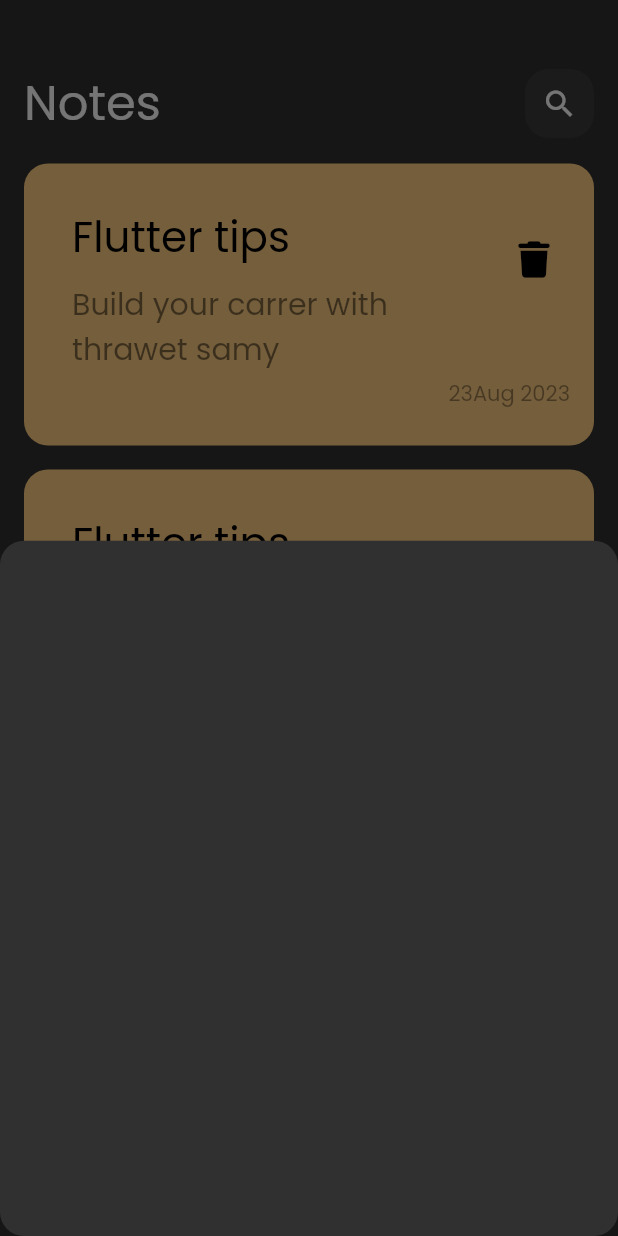
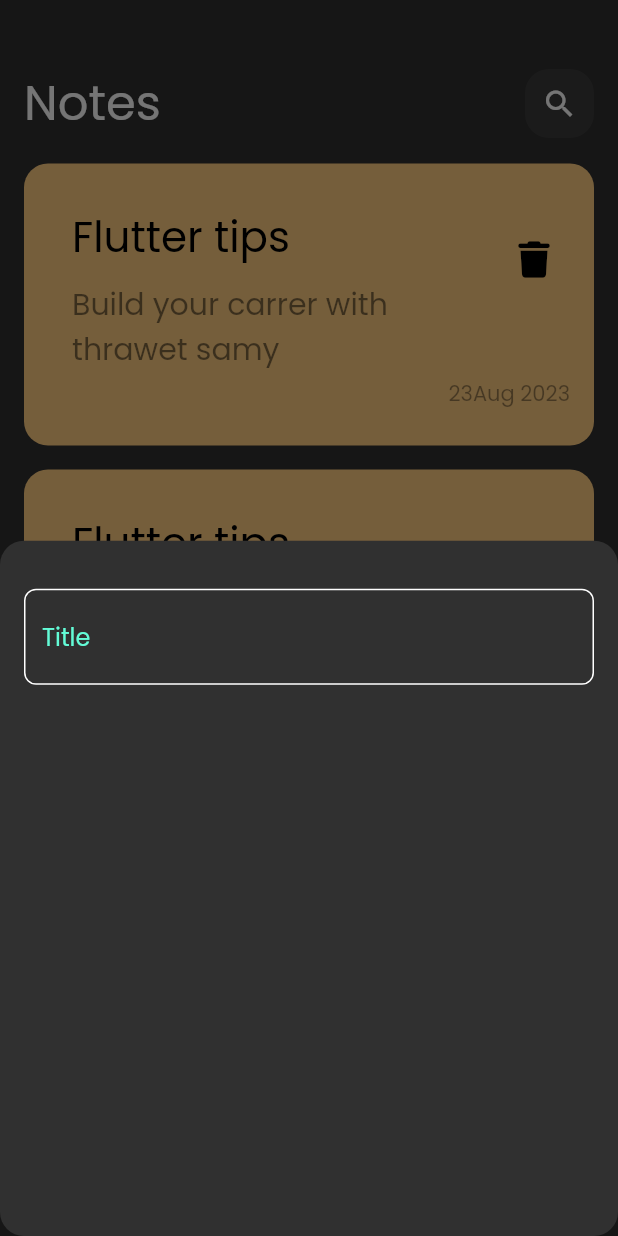
Before and after one commit to AbdallaSalah200/notes_app, a Flutter app: the screen it shows after launch, after a tap on the "add" icon, on a phone screen of 412 x 824 dp. Run offline on Flutter 3.47's test engine with Material 2 defaults, Android fonts, the phone set to English and light mode, and no system bars; our stand-ins replace font_awesome_flutter.

Commit message:
create custom text field and using in bottom sheet

```diff
--- /dev/null
+++ b/lib/constant.dart
@@ -0,0 +1,3 @@
+import 'package:flutter/material.dart';
+
+const kPrimarycolor = Color(0xff63FCD7);
--- a/lib/widgets/add_note_bottom_sheet.dart
+++ b/lib/widgets/add_note_bottom_sheet.dart
@@ -1,10 +1,22 @@
 import 'package:flutter/material.dart';
+import 'package:note_app/widgets/custom_text_field.dart';
 
 class AddnotelBottomSheet extends StatelessWidget {
   const AddnotelBottomSheet({super.key});
 
   @override
   Widget build(BuildContext context) {
-    return Container();
+    return Padding(
+      padding: const EdgeInsets.symmetric(horizontal: 16),
+      child: Column(
+
+        children:const   [
+          SizedBox(
+            height: 32,
+          ),
+          CustomTextField()
+        ],
+      ),
+    );
   }
 }
--- /dev/null
+++ b/lib/widgets/custom_text_field.dart
@@ -0,0 +1,31 @@
+import 'package:flutter/material.dart';
+import 'package:note_app/constant.dart';
+
+class CustomTextField extends StatelessWidget {
+  const CustomTextField({super.key});
+
+  @override
+  Widget build(BuildContext context) {
+    return   TextField(
+      cursorColor:kPrimarycolor,
+     decoration: InputDecoration(
+      hintStyle: TextStyle(color: kPrimarycolor),
+      hintText:'Title',
+      border : buildborder(),
+      enabledBorder: buildborder(),
+      focusedBorder: buildborder(kPrimarycolor),
+     )
+
+     ,
+    );
+  }
+
+  OutlineInputBorder buildborder([color]) {
+    return OutlineInputBorder(
+      borderRadius: BorderRadius.circular(8),
+      borderSide:  BorderSide(
+        color:color?? Colors.white
+      )
+    );
+  }
+}
```
